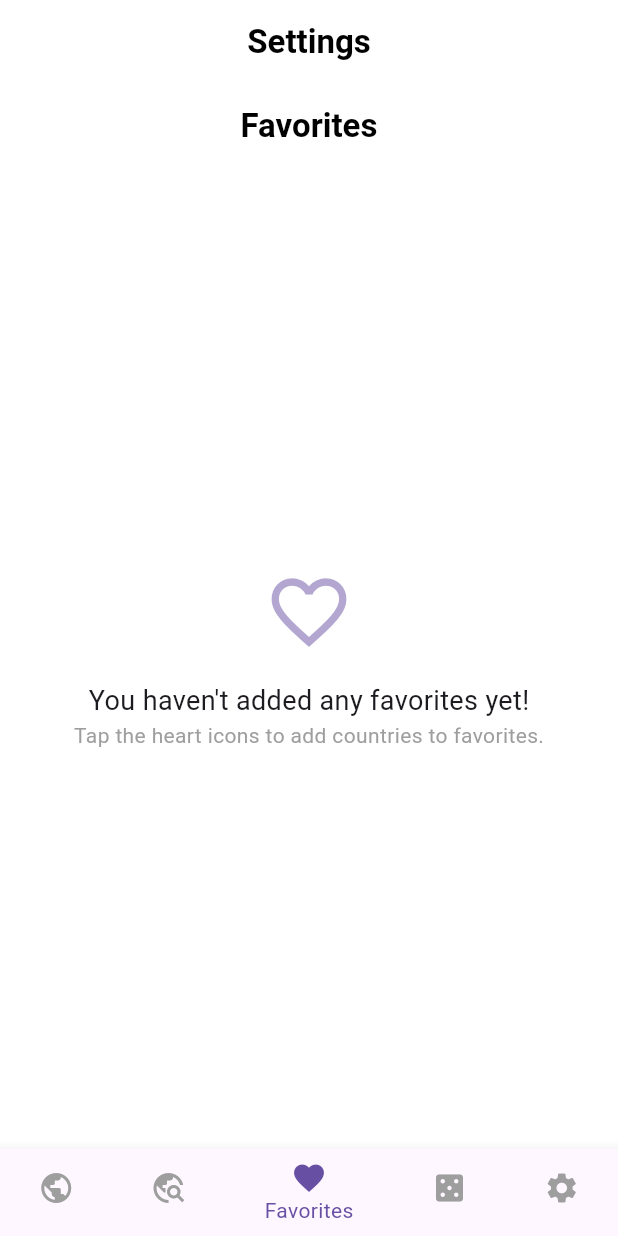
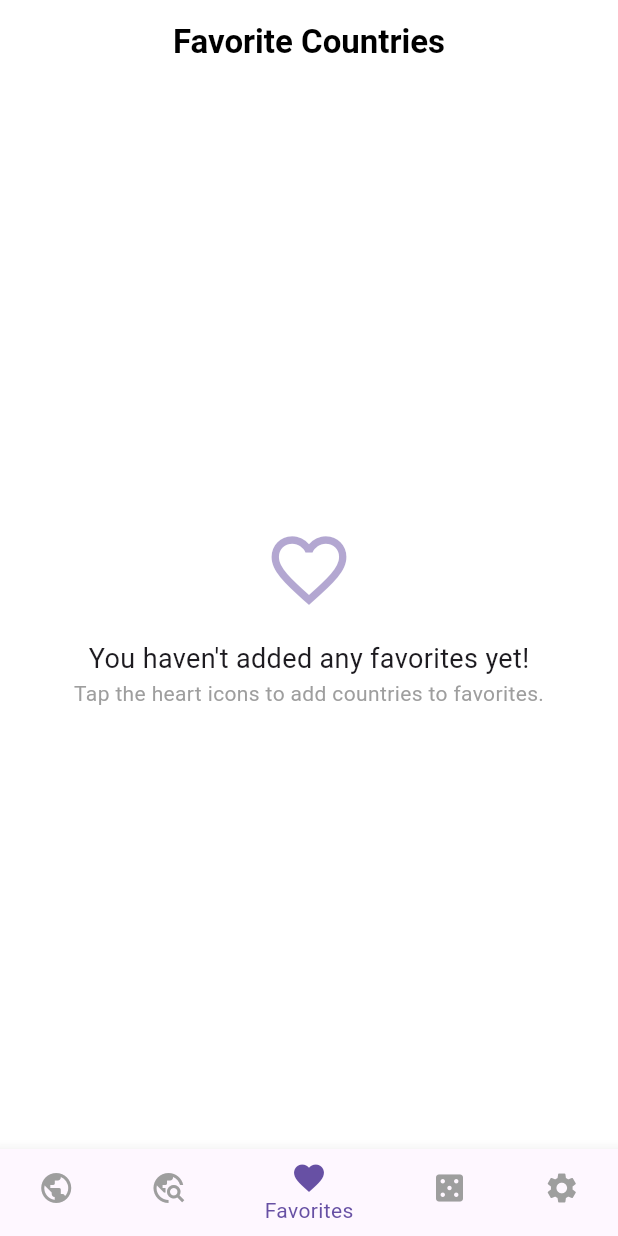
Before and after one commit to HaiderBey/country-explorer, a Flutter app: the screen it shows after launch, item 3 of the bottom bar chosen, on a phone screen of 412 x 824 dp. Run offline on Flutter 3.47's test engine with Material 3 defaults, Android fonts, the phone set to English and light mode, and no system bars; our stand-ins replace flutter_svg, shared_preferences; network calls fail.

Commit message:
V 1.0.1: UI Bug Fixes

```diff
--- a/lib/screens/favorites_screen.dart
+++ b/lib/screens/favorites_screen.dart
@@ -10,13 +10,6 @@ class FavoritesScreen extends StatelessWidget {
   @override
   Widget build(BuildContext context) {
     return Scaffold(
-      appBar: AppBar(
-        title: const Text(
-          'Favorites',
-          style: TextStyle(fontWeight: FontWeight.bold),
-        ),
-        centerTitle: true,
-      ),
       body: Consumer2<CountryProvider, FavoritesProvider>(
         builder: (context, countryProvider, favoritesProvider, child) {
           if (countryProvider.status == Status.loading || favoritesProvider.isLoading) {
--- a/lib/screens/main_navigator.dart
+++ b/lib/screens/main_navigator.dart
@@ -60,10 +60,10 @@ class _MainNavigatorState extends State<MainNavigator> {
         );
         break;
       case 1:
-        title = 'Favorite Countries';
+        title = 'Explore Countries';
         break;
       case 2:
-        title = 'Settings';
+        title = 'Favorite Countries';
         break;
       case 3:
         title = 'Country Quiz';
```
